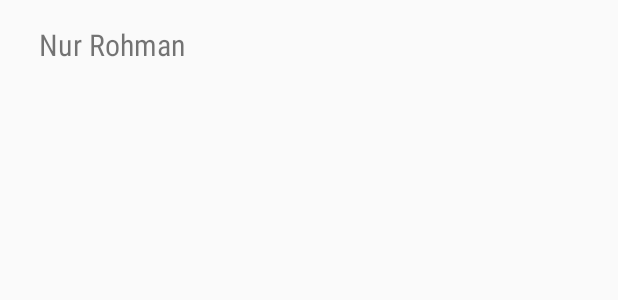
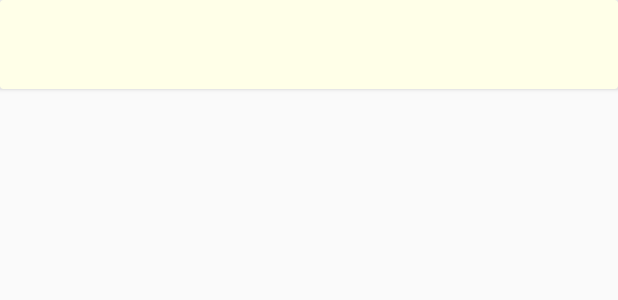
Before and after one commit to Berndhura/fehlhaber, an Android app: the layout list_item.xml on its own in the app's theme, with its tools: preview values and no code run, on a phone screen of 412 x 824 dp. Shown: the top 300 px of the screen. Run offline under Robolectric (Android 15) with nearby library versions, the phone set to English and light mode, and no system bars.

Commit message:
card view; add image

```diff
--- /dev/null
+++ b/app/src/main/res/drawable/ic_baseline_add_circle_outline_24.xml
@@ -0,0 +1,5 @@
+<vector android:height="36dp" android:tint="?attr/colorControlNormal"
+    android:viewportHeight="24" android:viewportWidth="24"
+    android:width="36dp" xmlns:android="http://schemas.android.com/apk/res/android">
+    <path android:fillColor="@android:color/white" android:pathData="M13,7h-2v4L7,11v2h4v4h2v-4h4v-2h-4L13,7zM12,2C6.48,2 2,6.48 2,12s4.48,10 10,10 10,-4.48 10,-10S17.52,2 12,2zM12,20c-4.41,0 -8,-3.59 -8,-8s3.59,-8 8,-8 8,3.59 8,8 -3.59,8 -8,8z"/>
+</vector>
--- a/app/src/main/res/layout/list_item.xml
+++ b/app/src/main/res/layout/list_item.xml
@@ -1,35 +1,24 @@
 <?xml version="1.0" encoding="utf-8"?>
-<LinearLayout xmlns:android="http://schemas.android.com/apk/res/android"
+<androidx.cardview.widget.CardView xmlns:android="http://schemas.android.com/apk/res/android"
     android:layout_width="match_parent"
     android:layout_height="wrap_content"
-    android:layout_marginBottom="5dp"
+    xmlns:app="http://schemas.android.com/apk/res-auto"
+    app:cardBackgroundColor="#FFFFE8"
+    android:layout_marginBottom="4dp"
     xmlns:tools="http://schemas.android.com/tools">
 
     <RelativeLayout
         android:layout_width="match_parent"
-        android:layout_height="wrap_content"
+        android:layout_height="match_parent"
         android:padding="16dp">
-
-        <LinearLayout
-            android:layout_width="match_parent"
-            android:layout_height="wrap_content"
-            android:layout_marginLeft="10dp"
-            android:layout_marginStart="10dp"
-            android:orientation="vertical">
 
             <TextView
                 android:id="@+id/name"
                 android:layout_width="wrap_content"
                 android:layout_height="wrap_content"
                 android:fontFamily="sans-serif-condensed"
-                android:textSize="20sp"
-                tools:text="Nur Rohman" />
-
-
-
-
-        </LinearLayout>
+                android:textSize="20sp" />
 
     </RelativeLayout>
 
-</LinearLayout>
+</androidx.cardview.widget.CardView>
```
Also changed, not shown: app/src/main/java/com/example/fehlhaber/MainActivity.java (+0 -14 lines), app/src/main/res/layout/activity_main.xml (+8 -7 lines).
